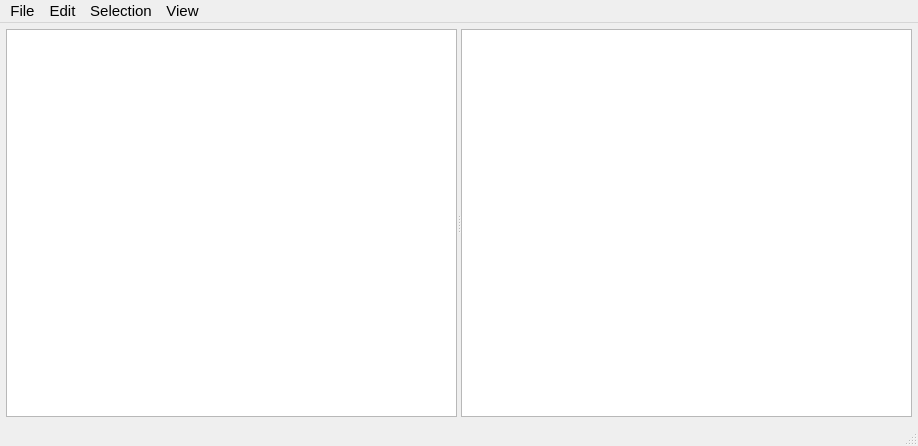
spikespaz-archives/archive-bundles, file interface.ui: the form before one commit.
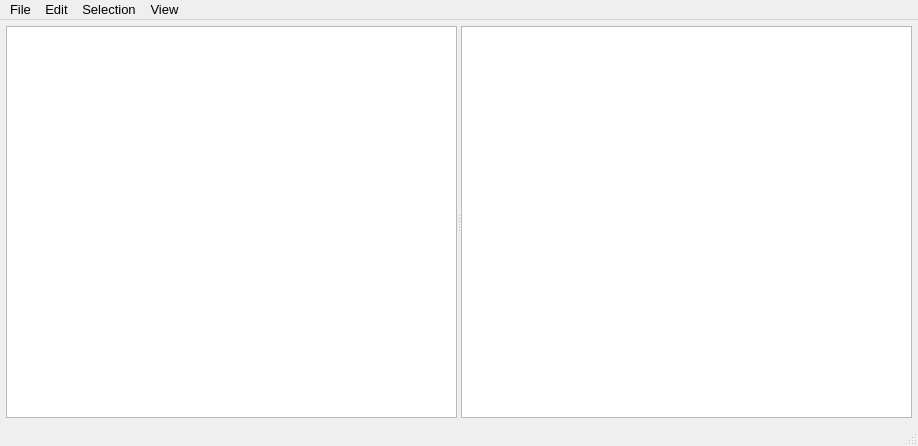
The form after the commit.

Commit message: Add title and change default fonts

The edit to the form file:
```diff
--- a/interface.ui
+++ b/interface.ui
@@ -12,8 +12,7 @@
   </property>
   <property name="font">
    <font>
-    <family>Segoe UI</family>
-    <pointsize>11</pointsize>
+    <pointsize>10</pointsize>
    </font>
   </property>
   <property name="windowTitle">
@@ -38,8 +37,22 @@
       <property name="orientation">
        <enum>Qt::Horizontal</enum>
       </property>
-      <widget class="QTextEdit" name="markup_editor"/>
+      <widget class="QTextEdit" name="markup_editor">
+       <property name="font">
+        <font>
+         <family>Consolas</family>
+        </font>
+       </property>
+       <property name="acceptRichText">
+        <bool>false</bool>
+       </property>
+      </widget>
       <widget class="QTextBrowser" name="markup_preview">
+       <property name="font">
+        <font>
+         <family>Segoe UI</family>
+        </font>
+       </property>
        <property name="openExternalLinks">
         <bool>true</bool>
        </property>
```
Left out of the diff: 41 changed lines with no effect on the pictures. The commit also changes 1 other file.
